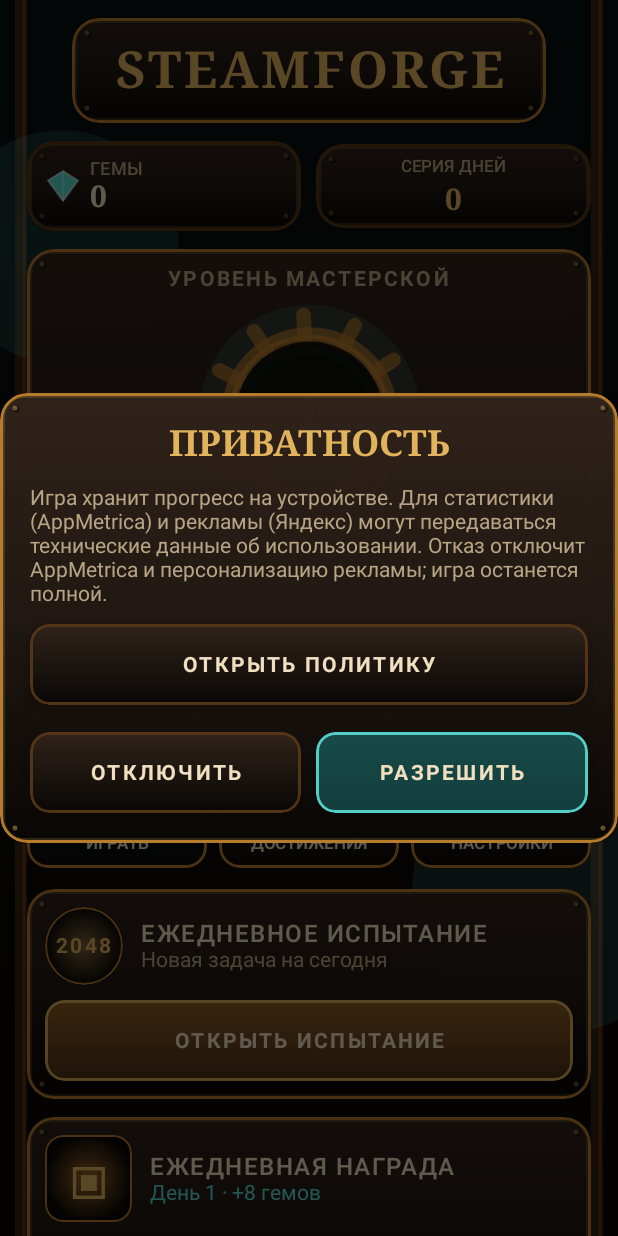
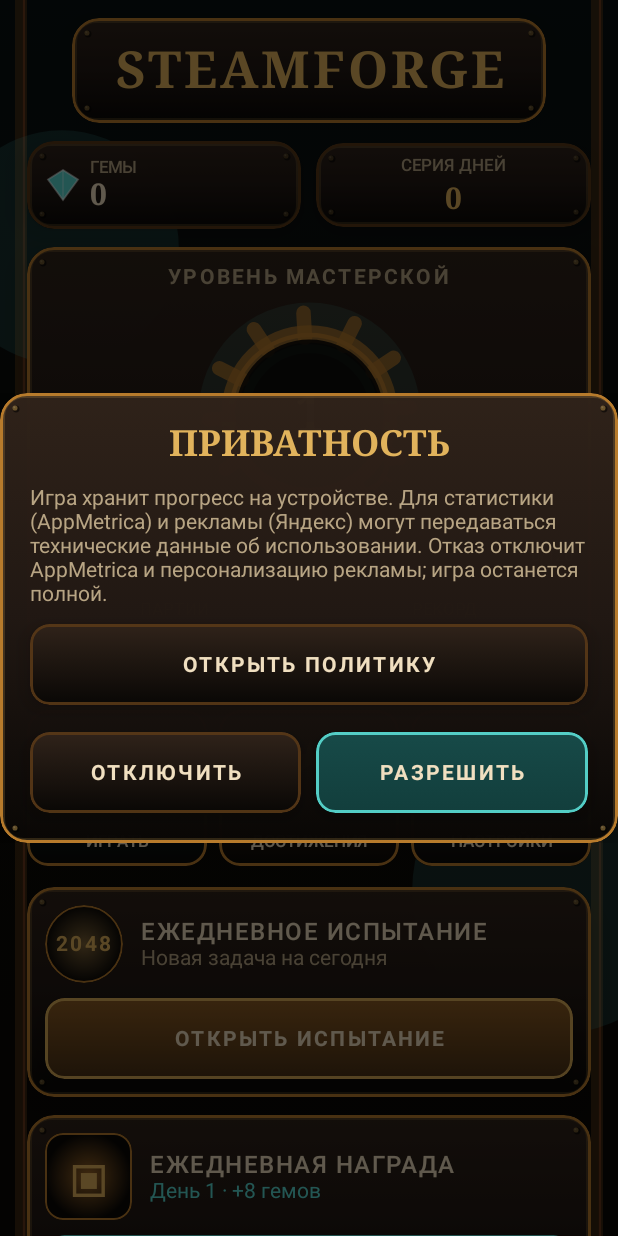
Before and after one commit to arttvad9r/steamforge, an Android app built with Jetpack Compose: the screen it shows after launch (MainActivity), on a phone screen of 412 x 824 dp. Run offline under Robolectric (Android 15) with nearby library versions, the light colour scheme and no system bars; our stand-ins replace Navigation 3; libraries missing offline, so code that uses them is left out: com.yandex.mobile.

Commit message:
Tighten utility labels on compact screens

```diff
--- a/app/src/main/java/com/steamforge/game/theme/Type.kt
+++ b/app/src/main/java/com/steamforge/game/theme/Type.kt
@@ -38,7 +38,7 @@ val SteamforgeTypography = Typography(
     ),
     labelMedium = TextStyle(
         fontWeight = FontWeight.SemiBold,
-        fontSize = 12.sp,
-        letterSpacing = 0.25.sp,
+        fontSize = 11.sp,
+        letterSpacing = 0.sp,
     ),
 )
```
